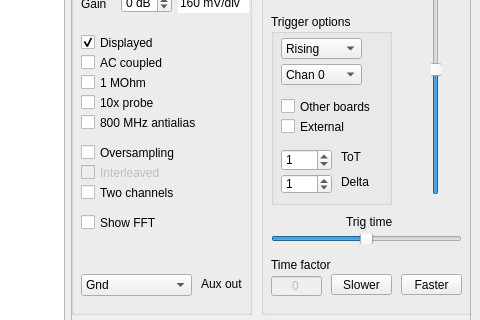
Before: the Qt Designer form software/HaasoscopePro.ui in drandyhaas/HaasoscopePro, drawn with Qt 5; both pictures show x 741 to 1221 and y 124 to 444 of the 1221 by 800 pixel window.
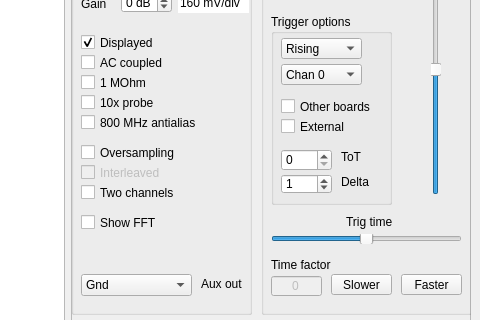
After: the same form once the commit is applied. Custom widgets are drawn as their Qt base class.

The edit to the form file:
```diff
--- a/software/HaasoscopePro.ui
+++ b/software/HaasoscopePro.ui
@@ -368,7 +368,7 @@
           <number>255</number>
          </property>
          <property name="value">
-          <number>1</number>
+          <number>0</number>
          </property>
         </widget>
         <widget class="QLabel" name="label_6">
```
